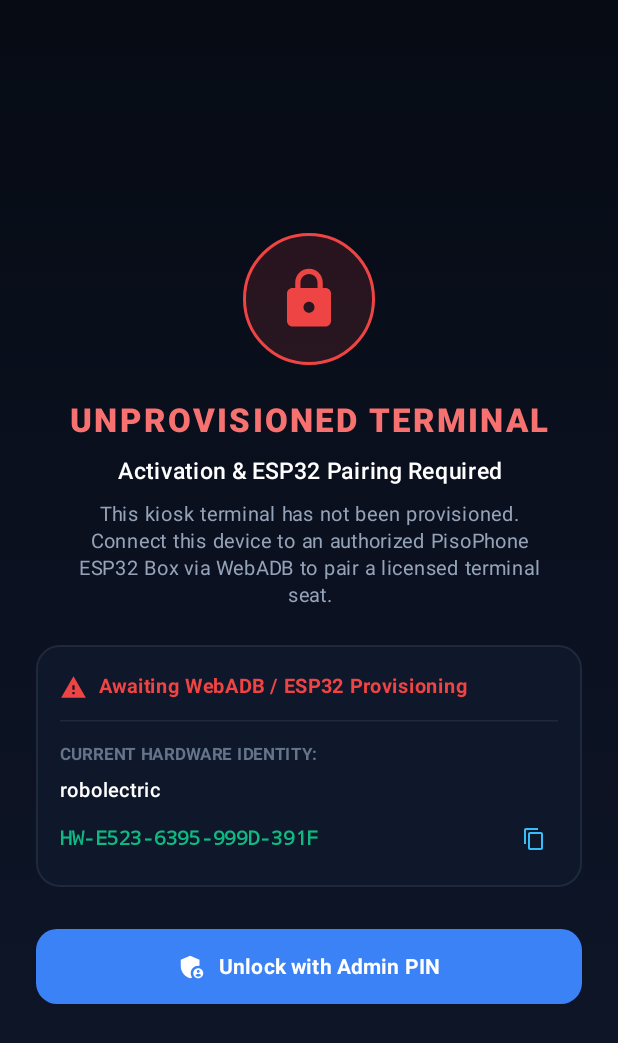
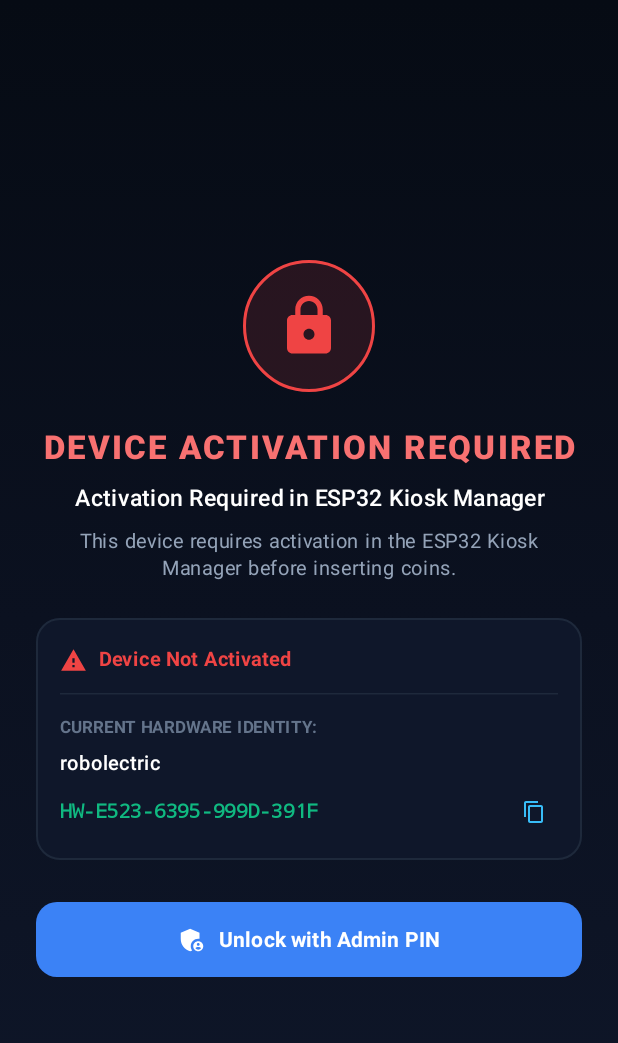
Before and after one commit to Sheesh0327/PisoPhone-Kiosk-Launcher-V1, an Android app built with Jetpack Compose: the composable HardwareLockScreen shown on its own in the app's theme, on a phone screen of 412 x 824 dp. Shown: the top 1043 px of the screen. Run offline under Robolectric (Android 15) with nearby library versions, the phone set to English and light mode, and no system bars.

Commit message:
refactor: remove hard lockdown screen
Simplified the launcher by removing the hard lockdown implementation. The app now allows operation as long as the hardware is authorized, shifting away from blocking usage via `HardwareLockScreen`.

```diff
--- a/app/src/main/java/com/pisophone/kiosk/overlay/ui/BlockScreenComponents.kt
+++ b/app/src/main/java/com/pisophone/kiosk/overlay/ui/BlockScreenComponents.kt
@@ -225,7 +225,7 @@ fun BlockScreenRateTableCard(
         } else if (!isWaiting) {
             val activeContainerColor = if (isSlotExpired) Color(0xFF7F1D1D) else if (isSlotBusy) Color(0xFFDC3545) else if (isEsp32Online) primaryColor else surfaceVariantColor
             val activeContentColor = if (isSlotExpired) Color(0xFFFCA5A5) else if (isSlotBusy) Color.White else if (isEsp32Online) onPrimaryColor else textTertiaryColor
-            val activeText = if (isSlotExpired) "DEVICE NOT ACTIVATED (ADD CREDITS)" else if (isSlotBusy) "COINSLOT BUSY" else if (isEsp32Online) buttonText else "CONNECTING TO COINSLOT..."
+            val activeText = if (isSlotExpired) "DEVICE NOT ACTIVATED" else if (isSlotBusy) "COINSLOT BUSY" else if (isEsp32Online) buttonText else "CONNECTING TO COINSLOT..."
             Button(
                 onClick = onInsertCoin,
                 modifier = Modifier
@@ -238,7 +238,7 @@ fun BlockScreenRateTableCard(
                     disabledContentColor = activeContentColor
                 ),
                 shape = RoundedCornerShape(14.dp),
-                enabled = isEsp32Online && !isSlotBusy && !isSlotExpired
+                enabled = isEsp32Online && !isSlotBusy
             ) {
                 if (isSlotExpired) {
                     Icon(Icons.Filled.Lock, contentDescription = null, tint = Color(0xFFFCA5A5))
@@ -339,7 +339,7 @@ fun SlotExpirationWarningBanner(
                     letterSpacing = 0.5.sp
                 )
                 Text(
-                    text = "Renew your slot license on the ESP32 to prevent kiosk lockdown.",
+                    text = "Renew slot credits in the ESP32 Kiosk Manager.",
                     fontSize = 11.sp,
                     color = Color(0xFFFEF3C7)
                 )
--- a/app/src/main/java/com/pisophone/kiosk/ui/HardwareLockScreen.kt
+++ b/app/src/main/java/com/pisophone/kiosk/ui/HardwareLockScreen.kt
@@ -57,21 +57,21 @@ fun HardwareLockScreen(
     }
 
     val headerTitle = when {
-        isSlotLocked -> "SLOT LICENSE EXPIRED"
-        boundHwId.isEmpty() -> "UNPROVISIONED TERMINAL"
-        else -> "HARDWARE TAMPER LOCK"
+        isSlotLocked -> "DEVICE NOT ACTIVATED"
+        boundHwId.isEmpty() -> "DEVICE NOT ACTIVATED"
+        else -> "DEVICE ACTIVATION REQUIRED"
     }
 
     val headerSubtitle = when {
-        isSlotLocked -> "HARD LOCKDOWN ACTIVE"
-        boundHwId.isEmpty() -> "Activation & ESP32 Pairing Required"
-        else -> "Unauthorized Device or Cloned Storage Detected"
+        isSlotLocked -> "Activation Required in ESP32 Kiosk Manager"
+        boundHwId.isEmpty() -> "Activation Required in ESP32 Kiosk Manager"
+        else -> "Activation Required in ESP32 Kiosk Manager"
     }
 
     val headerDescription = when {
-        isSlotLocked -> "This terminal's slot has expired in the ESP32 Master controller's memory. The app will not accept coins and will remain locked until credits are added to pair the device to the ESP32."
-        boundHwId.isEmpty() -> "This kiosk terminal has not been provisioned. Connect this device to an authorized PisoPhone ESP32 Box via WebADB to pair a licensed terminal seat."
-        else -> "This kiosk application is cryptographically sealed to its original physical hardware to prevent unauthorized copying, disk cloning, or firmware extraction."
+        isSlotLocked -> "This device requires activation in the ESP32 Kiosk Manager before inserting coins."
+        boundHwId.isEmpty() -> "This device requires activation in the ESP32 Kiosk Manager before inserting coins."
+        else -> "This device requires activation in the ESP32 Kiosk Manager before inserting coins."
     }
 
     Box(
@@ -163,11 +163,7 @@ fun HardwareLockScreen(
                         )
                         Spacer(modifier = Modifier.width(8.dp))
                         Text(
-                            text = when {
-                                isSlotLocked -> "Device Not Activated"
-                                boundHwId.isEmpty() -> "Awaiting WebADB / ESP32 Provisioning"
-                                else -> "Hardware Signature Mismatch"
-                            },
+                            text = "Device Not Activated",
                             fontSize = 13.sp,
                             fontWeight = FontWeight.Bold,
                             color = Color(0xFFEF4444)
@@ -177,7 +173,7 @@ fun HardwareLockScreen(
                     HorizontalDivider(modifier = Modifier.padding(vertical = 10.dp), color = Color(0xFF1E293B))
 
                     if (isSlotLocked) {
-                        Text("ESP32 CONTROLLER LOCKDOWN STATUS:", fontSize = 11.sp, fontWeight = FontWeight.Bold, color = Color(0xFF64748B))
+                        Text("ESP32 CONTROLLER ACTIVATION STATUS:", fontSize = 11.sp, fontWeight = FontWeight.Bold, color = Color(0xFF64748B))
                         Text(
                             if (slotNum > 0) "Assigned Slot: #$slotNum" else "Unassigned / Unactivated Slot",
                             fontSize = 13.sp,
```
Also changed, not shown: app/src/main/java/com/pisophone/kiosk/KioskService.kt (+8 -10 lines), app/src/main/java/com/pisophone/kiosk/MainActivity.kt (+0 -20 lines), app/src/main/java/com/pisophone/kiosk/security/HardwareLockManager.kt (+21 -33 lines), 3 other files.
